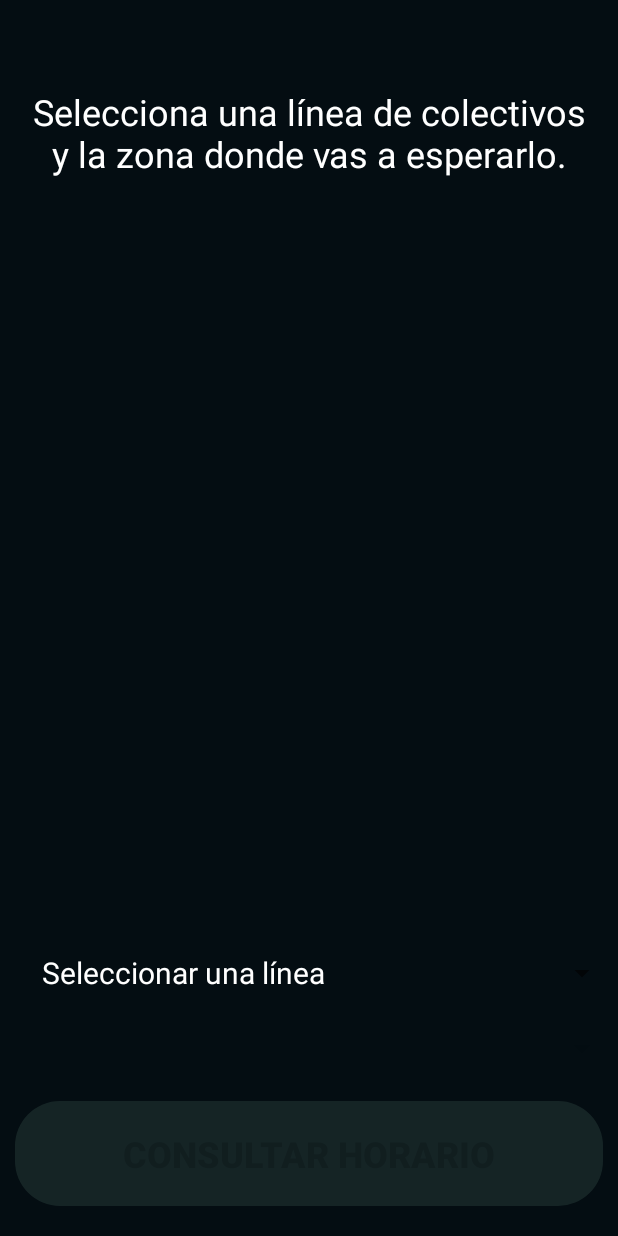
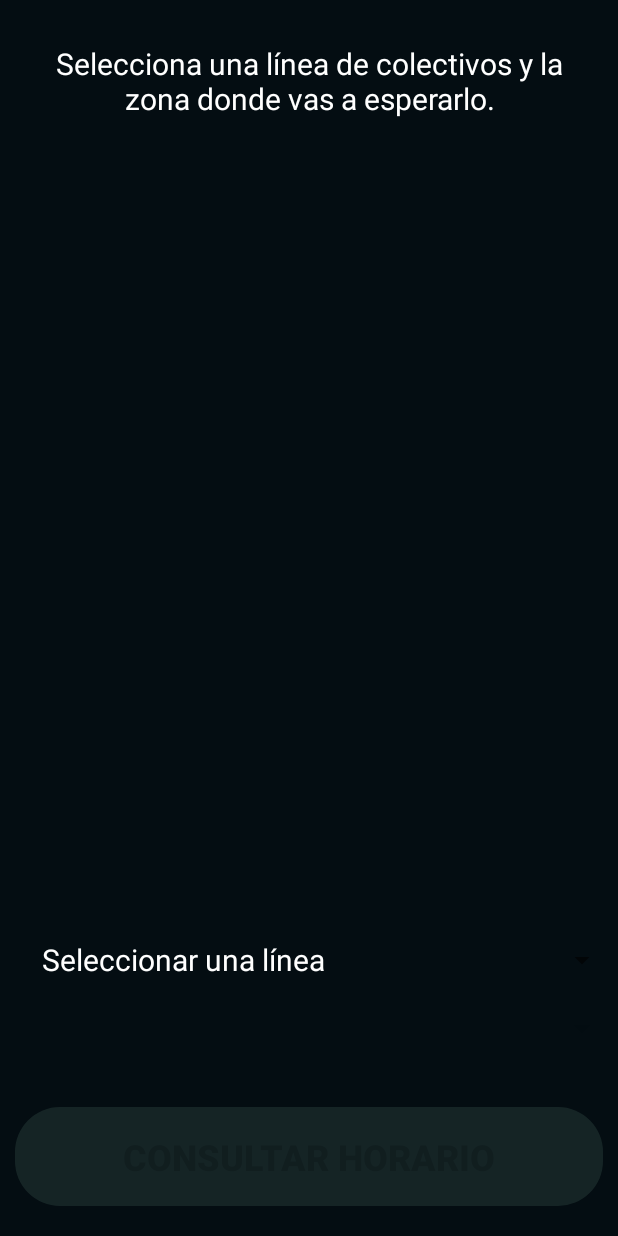
Before and after one commit to GonzaloAgu/app-horarios-transporte-tw, an Android app: the HorariosActivity screen opened directly, with no data from a screen before it, on a phone screen of 412 x 824 dp. Run offline under Robolectric (Android 15) with nearby library versions, the phone set to English and light mode, and no system bars; Roboto replaces fonts that are not available here.

Commit message:
correcciones en el layout de horarios

```diff
--- a/app/src/main/java/com/example/coles/HorariosActivity.java
+++ b/app/src/main/java/com/example/coles/HorariosActivity.java
@@ -54,18 +54,20 @@ public class HorariosActivity extends AppCompatActivity implements View.OnClickL
     public void onClick(View view) {
         Animacion.clickBoton(view);
         if(view.getId() == R.id.botonConsultar) {
-            mensajeInicial.setText("Próxima llegada...");
+            mensajeInicial.setText("\nPróxima llegada...");
             Carga.cargarTurnos(getResources(), lineaSeleccionada, listaLineas);
             try {
                 proximaLlegada.setText(lineaSeleccionada.obtenerProximaHoraLlegada(idParadaSeleccionada));
+
                 otrasLlegadas = findViewById(R.id.otrasLlegadas);
 
                 LlegadaRecyclerViewAdapter RVadapter = new LlegadaRecyclerViewAdapter(this, ProximasLlegadasLista.getInstance().getLlegadas());
+                otrasLlegadas.setAdapter(RVadapter);
 
-                otrasLlegadas.setAdapter(RVadapter);
                 otrasLlegadas.setLayoutManager(new LinearLayoutManager(this));
-                otrasLlegadas.getLayoutManager().scrollToPosition(ProximasLlegadasLista.getInstance().getPosActual() + 1);
-
+                int pos = ProximasLlegadasLista.getInstance().getPosActual();
+                //otrasLlegadas.getLayoutManager().scrollToPosition(pos+1);
+                otrasLlegadas.scrollToPosition(pos+1);
 
             } catch(FueraDeHorarioException e) {
                 Toast.makeText(this, e.getMessage(), Toast.LENGTH_SHORT).show();
@@ -98,6 +100,9 @@ public class HorariosActivity extends AppCompatActivity implements View.OnClickL
         // Aplica adaptadores a Spinners
         spinnerLineas.setAdapter(adapterLineas);
         spinnerZonas.setAdapter(adapterZonas);
+
+        spinnerLineas.bringToFront();
+        spinnerZonas.bringToFront();
 
         spinnerLineas.setOnItemSelectedListener(new AdapterView.OnItemSelectedListener() {
             @Override
--- a/app/src/main/java/com/example/coles/LlegadaRecyclerViewAdapter.java
+++ b/app/src/main/java/com/example/coles/LlegadaRecyclerViewAdapter.java
@@ -16,6 +16,7 @@ public class LlegadaRecyclerViewAdapter extends RecyclerView.Adapter<LlegadaRecy
 
     Context context;
     ArrayList<Hora> horas;
+    int iconoBus = ProximasLlegadasLista.getInstance().getIconoBus();
 
     public LlegadaRecyclerViewAdapter(Context context, ArrayList<Hora> horas){
         this.context = context;
@@ -25,7 +26,6 @@ public class LlegadaRecyclerViewAdapter extends RecyclerView.Adapter<LlegadaRecy
     @NonNull
     @Override
     public LlegadaRecyclerViewAdapter.MyViewHolder onCreateViewHolder(@NonNull ViewGroup parent, int viewType) {
-
         LayoutInflater inflater = LayoutInflater.from(context);
         View view = inflater.inflate(R.layout.fila_parada_rv, parent, false);
         return new LlegadaRecyclerViewAdapter.MyViewHolder(view);
@@ -34,7 +34,7 @@ public class LlegadaRecyclerViewAdapter extends RecyclerView.Adapter<LlegadaRecy
     @Override
     public void onBindViewHolder(@NonNull LlegadaRecyclerViewAdapter.MyViewHolder holder, int position) {
         holder.horaView.setText(horas.get(position).getHoraCompleta());
-        holder.imageView.setImageResource(ProximasLlegadasLista.getInstance().getIconoBus());
+        holder.imageView.setImageResource(iconoBus);
     }
 
     @Override
--- a/app/src/main/res/layout/activity_horarios.xml
+++ b/app/src/main/res/layout/activity_horarios.xml
@@ -11,29 +11,31 @@
     <TextView
         android:id="@+id/mensajeInicial"
         android:layout_width="match_parent"
+        android:layout_height="0dp"
+        android:minHeight="20dp"
         android:paddingHorizontal="20dp"
-        android:layout_height="101dp"
         android:text="Selecciona una línea de colectivos y la zona donde vas a esperarlo."
         android:textAlignment="center"
         android:textColor="@color/white"
-        android:textSize="24dp"
+        android:textSize="20dp"
         app:layout_constraintBottom_toBottomOf="parent"
         app:layout_constraintEnd_toEndOf="parent"
+        app:layout_constraintHeight_percent="0.08"
+        app:layout_constraintHorizontal_bias="0.0"
         app:layout_constraintStart_toStartOf="parent"
         app:layout_constraintTop_toTopOf="parent"
-        app:layout_constraintVertical_bias="0.08" />
+        app:layout_constraintVertical_bias="0.038" />
 
     <TextView
         android:id="@+id/proximaLlegada"
         android:layout_width="match_parent"
-        android:layout_height="110dp"
-        android:layout_marginTop="-65dp"
-        android:ems="10"
+        android:layout_height="wrap_content"
+        android:maxHeight="110dp"
         android:inputType="time"
         android:text="13:20"
         android:textAlignment="center"
         android:textColor="@color/white"
-        android:textSize="75sp"
+        android:textSize="60sp"
         android:visibility="invisible"
         app:layout_constraintEnd_toEndOf="parent"
         app:layout_constraintStart_toStartOf="parent"
@@ -43,52 +45,51 @@
         android:id="@+id/spinnerLineas"
         style="@style/Widget.AppCompat.Spinner"
         android:layout_width="match_parent"
+        android:layout_height="45dp"
         android:paddingHorizontal="20dp"
-        android:layout_height="50dp"
         app:layout_constraintBottom_toTopOf="@+id/spinnerZonas"
         app:layout_constraintEnd_toEndOf="parent"
-        app:layout_constraintStart_toStartOf="parent"
-        app:layout_constraintVertical_bias="1.0" />
+        app:layout_constraintHorizontal_bias="0.0"
+        app:layout_constraintStart_toStartOf="parent" />
 
     <Spinner
         android:id="@+id/spinnerZonas"
         style="@style/Widget.AppCompat.Spinner"
         android:layout_width="match_parent"
-
+        android:layout_height="45dp"
+        android:layout_marginBottom="30dp"
         android:paddingHorizontal="20dp"
-        android:layout_marginBottom="10dp"
-        android:layout_height="50dp"
         app:layout_constraintBottom_toTopOf="@+id/botonConsultar"
         app:layout_constraintEnd_toEndOf="parent"
+        app:layout_constraintHorizontal_bias="0.0"
         app:layout_constraintStart_toStartOf="parent" />
 
     <androidx.appcompat.widget.AppCompatButton
         android:id="@+id/botonConsultar"
         android:layout_width="match_parent"
-        android:layout_height="wrap_content"
+        android:layout_height="0dp"
         android:layout_marginHorizontal="10dp"
         android:layout_marginVertical="20dp"
         android:background="@drawable/botones"
         android:clickable="true"
         android:maxLines="1"
-        android:minHeight="70dp"
         android:text="CONSULTAR HORARIO"
         android:textSize="24dp"
         android:textStyle="bold"
         app:layout_constraintBottom_toBottomOf="parent"
         app:layout_constraintEnd_toEndOf="parent"
-        app:layout_constraintStart_toStartOf="parent" />
+        app:layout_constraintStart_toStartOf="parent"
+        app:layout_constraintHeight_percent="0.08"/>
 
     <androidx.recyclerview.widget.RecyclerView
         android:id="@+id/otrasLlegadas"
         android:layout_width="match_parent"
-        android:layout_height="0pt"
+        android:layout_height="230dp"
         app:layout_constraintBottom_toTopOf="@+id/spinnerLineas"
         app:layout_constraintEnd_toEndOf="parent"
         app:layout_constraintStart_toStartOf="parent"
         app:layout_constraintTop_toBottomOf="@+id/proximaLlegada"
-        app:layout_constraintVertical_bias="0.2"
-        app:layout_constraintHeight_percent="0.4"/>
-
+        app:layout_constraintVertical_bias="0.2"/>
+/>
 
 </androidx.constraintlayout.widget.ConstraintLayout>
```
Also changed, not shown: app/src/main/res/layout/fila_parada_rv.xml (+4 -6 lines).
